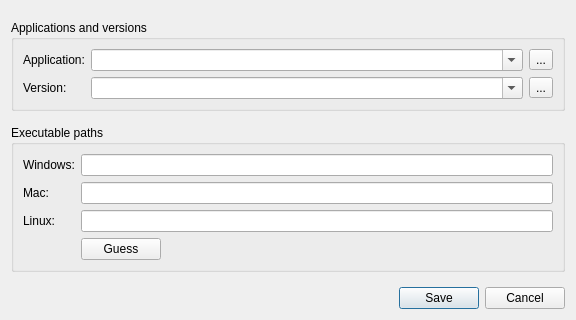
mjbonnington/icarus-gps, file core/ui/edit_app_paths_ui.ui: the form before one commit.
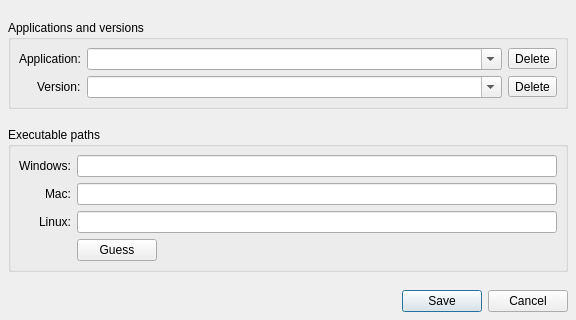
The form after the commit. Icons and pictures are not drawn.

```diff
--- a/core/ui/edit_app_paths_ui.ui
+++ b/core/ui/edit_app_paths_ui.ui
@@ -17,6 +17,9 @@
    <bool>true</bool>
   </property>
   <layout class="QVBoxLayout" name="verticalLayout">
+   <property name="margin">
+    <number>8</number>
+   </property>
    <item>
     <spacer name="verticalSpacer_3">
      <property name="orientation">
@@ -45,6 +48,12 @@
       <property name="fieldGrowthPolicy">
        <enum>QFormLayout::ExpandingFieldsGrow</enum>
       </property>
+      <property name="labelAlignment">
+       <set>Qt::AlignRight|Qt::AlignTrailing|Qt::AlignVCenter</set>
+      </property>
+      <property name="margin">
+       <number>8</number>
+      </property>
       <item row="0" column="0">
        <widget class="QLabel" name="appName_label">
         <property name="text">
@@ -79,7 +88,7 @@
            <string>Remove this application</string>
           </property>
           <property name="text">
-           <string>...</string>
+           <string>Delete</string>
           </property>
           <property name="icon">
            <iconset resource="rsc.qrc">
@@ -92,6 +101,9 @@
             <height>15</height>
            </size>
           </property>
+          <property name="toolButtonStyle">
+           <enum>Qt::ToolButtonTextBesideIcon</enum>
+          </property>
          </widget>
         </item>
        </layout>
@@ -130,7 +142,7 @@
            <string>Remove this version of the application</string>
           </property>
           <property name="text">
-           <string>...</string>
+           <string>Delete</string>
           </property>
           <property name="icon">
            <iconset resource="rsc.qrc">
@@ -143,6 +155,9 @@
             <height>15</height>
            </size>
           </property>
+          <property name="toolButtonStyle">
+           <enum>Qt::ToolButtonTextBesideIcon</enum>
+          </property>
          </widget>
         </item>
        </layout>
@@ -178,6 +193,12 @@
       <property name="fieldGrowthPolicy">
        <enum>QFormLayout::ExpandingFieldsGrow</enum>
       </property>
+      <property name="labelAlignment">
+       <set>Qt::AlignRight|Qt::AlignTrailing|Qt::AlignVCenter</set>
+      </property>
+      <property name="margin">
+       <number>8</number>
+      </property>
       <item row="1" column="0">
        <widget class="QLabel" name="osxPath_label">
         <property name="text">
```
Left out of the diff: 4 changed lines with no effect on the pictures.
